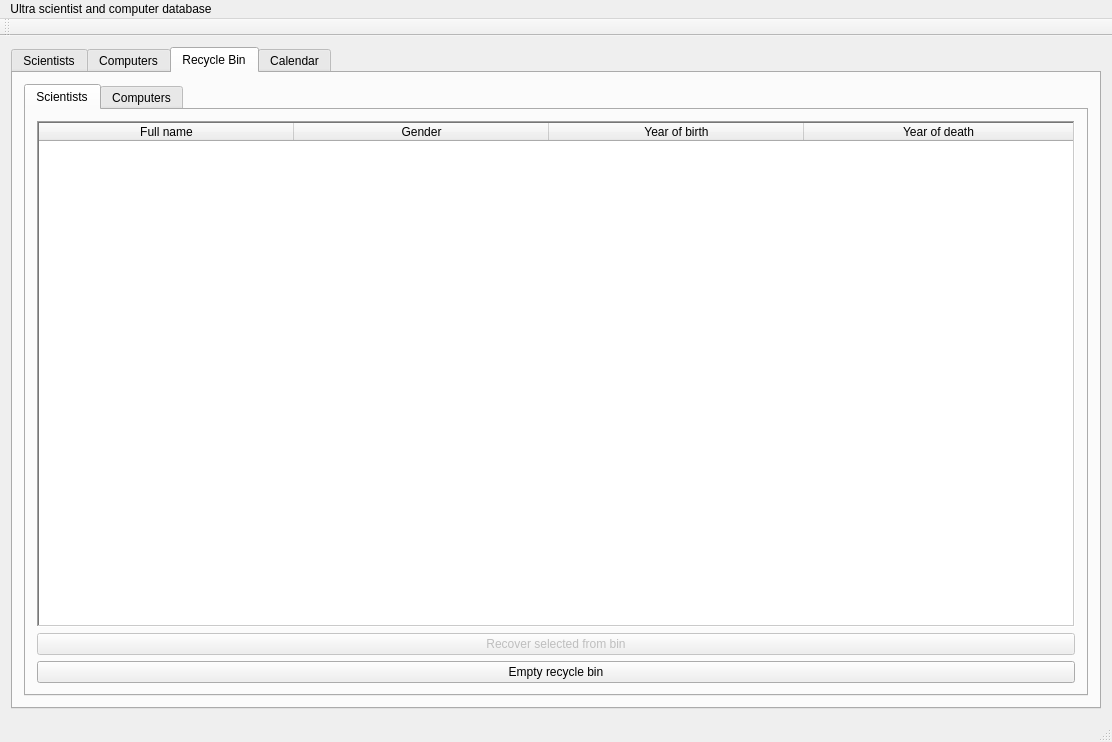
Old version of the form VerklegtNamskeidH3/mainwindow.ui in the repository Eytor/VerklegtNamskeid.
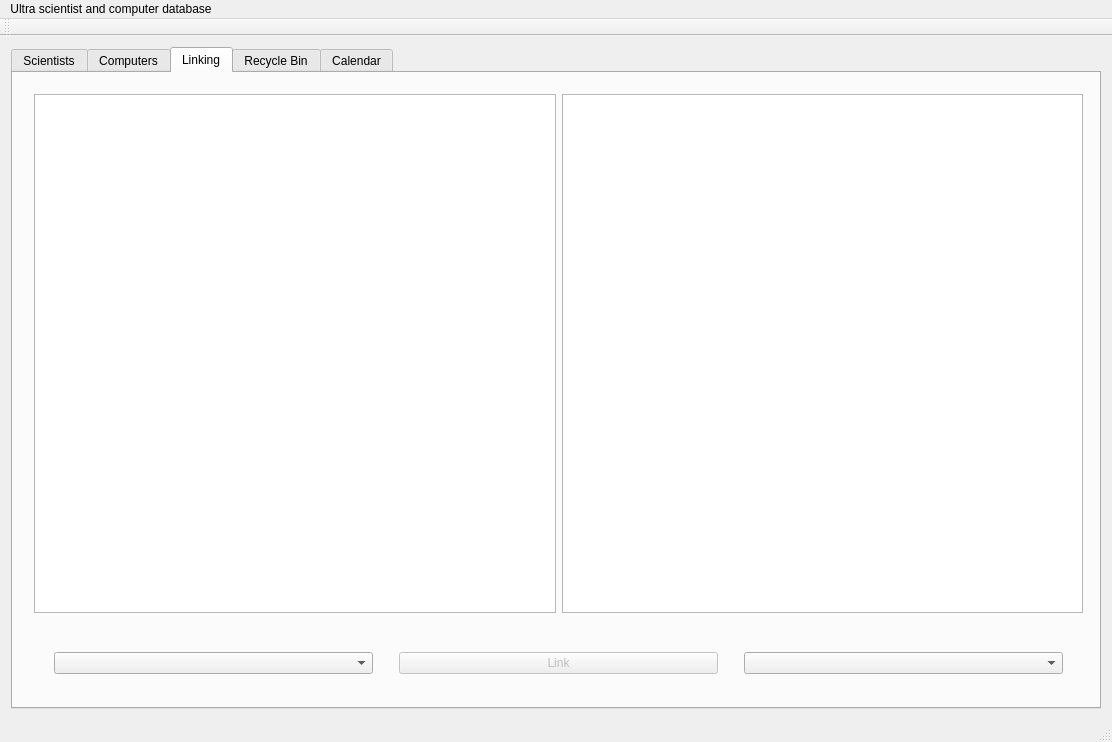
New version of the form.

Commit message: Linking window added

What changed in the file:
```diff
--- a/VerklegtNamskeidH3/mainwindow.ui
+++ b/VerklegtNamskeidH3/mainwindow.ui
@@ -422,6 +422,113 @@
         </item>
        </layout>
       </widget>
+      <widget class="QWidget" name="linking_tab">
+       <attribute name="title">
+        <string>Linking</string>
+       </attribute>
+       <widget class="QWidget" name="horizontalLayoutWidget">
+        <property name="geometry">
+         <rect>
+          <x>10</x>
+          <y>10</y>
+          <width>1071</width>
+          <height>541</height>
+         </rect>
+        </property>
+        <layout class="QHBoxLayout" name="horizontalLayout_9">
+         <item>
+          <widget class="QTableWidget" name="scientist_link_table"/>
+         </item>
+         <item>
+          <widget class="QTableWidget" name="computer_link_table"/>
+         </item>
+        </layout>
+       </widget>
+       <widget class="QWidget" name="horizontalLayoutWidget_2">
+        <property name="geometry">
+         <rect>
+          <x>10</x>
+          <y>560</y>
+          <width>1071</width>
+          <height>61</height>
+         </rect>
+        </property>
+        <layout class="QHBoxLayout" name="horizontalLayout_10">
+         <item>
+          <spacer name="verticalSpacer">
+           <property name="orientation">
+            <enum>Qt::Vertical</enum>
+           </property>
+           <property name="sizeHint" stdset="0">
+            <size>
+             <width>20</width>
+             <height>40</height>
+            </size>
+           </property>
+          </spacer>
+         </item>
+         <item>
+          <widget class="QComboBox" name="scientist_dropdown"/>
+         </item>
+         <item>
+          <spacer name="verticalSpacer_3">
+           <property name="orientation">
+            <enum>Qt::Vertical</enum>
+           </property>
+           <property name="sizeHint" stdset="0">
+            <size>
+             <width>20</width>
+             <height>40</height>
+            </size>
+           </property>
+          </spacer>
+         </item>
+         <item>
+          <layout class="QVBoxLayout" name="verticalLayout_9">
+           <item>
+            <widget class="QPushButton" name="link_button">
+             <property name="enabled">
+              <bool>false</bool>
+             </property>
+             <property name="text">
+              <string>Link</string>
+             </property>
+            </widget>
+           </item>
+          </layout>
+         </item>
+         <item>
+          <spacer name="verticalSpacer_2">
+           <property name="orientation">
+            <enum>Qt::Vertical</enum>
+           </property>
+           <property name="sizeHint" stdset="0">
+            <size>
+             <width>20</width>
+             <height>40</height>
+            </size>
+           </property>
+          </spacer>
+         </item>
+         <item>
+          <widget class="QComboBox" name="computer_dropdown"/>
+         </item>
+         <item>
+          <spacer name="verticalSpacer_4">
+           <property name="orientation">
+            <enum>Qt::Vertical</enum>
+           </property>
+           <property name="sizeHint" stdset="0">
+            <size>
+             <width>20</width>
+             <height>40</height>
+            </size>
+           </property>
+          </spacer>
+         </item>
+        </layout>
+       </widget>
+      </widget>
       <widget class="QWidget" name="recycle_tab">
        <attribute name="title">
         <string>Recycle Bin</string>
```
Left out of the diff: 2 changed lines with no effect on the pictures.
